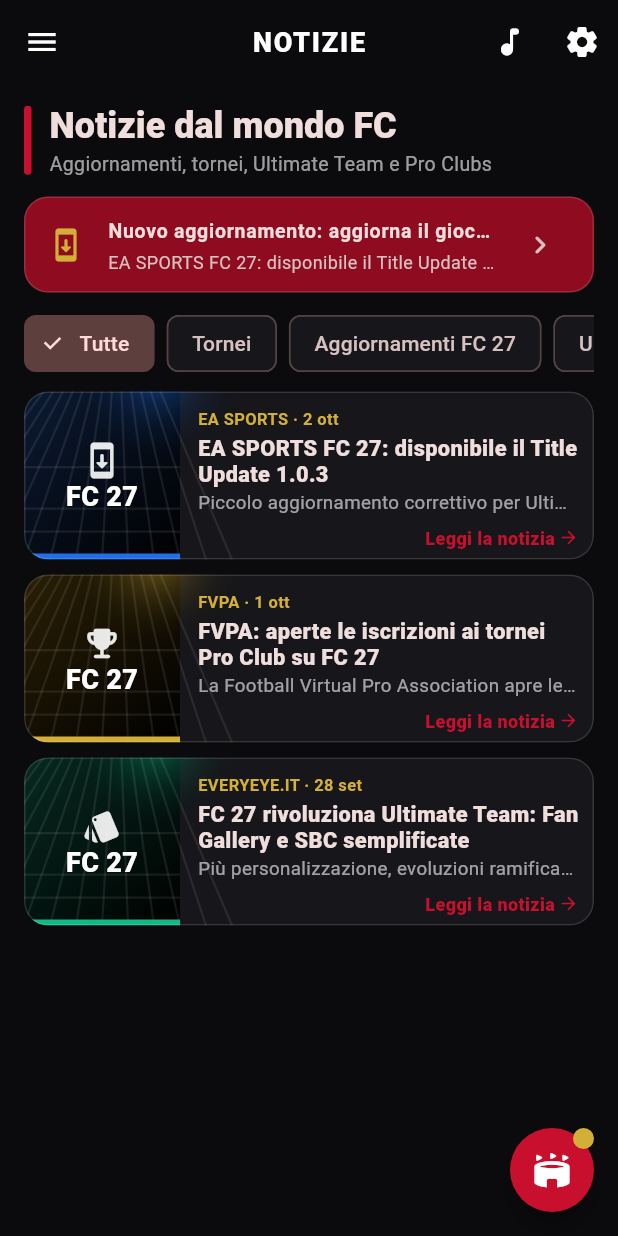
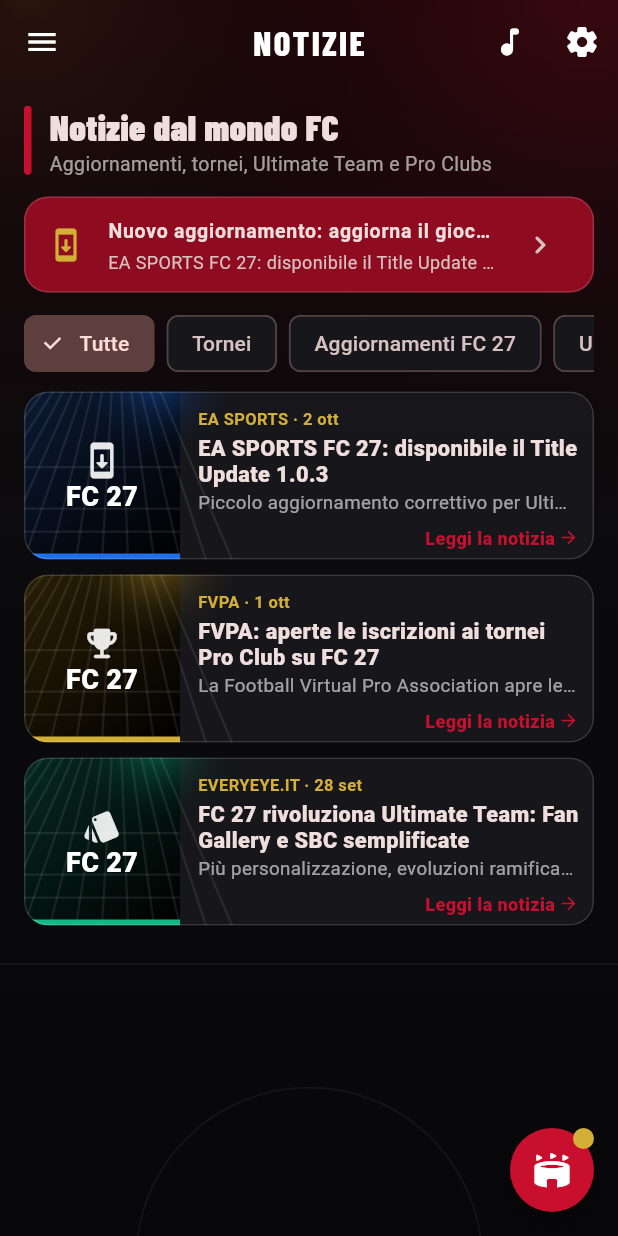
Before and after one commit to lukerondo/milanac-app, a Flutter app: the screen it shows after launch, in the side drawer, after a tap on the "stadium" icon, on a phone screen of 412 x 824 dp. Run offline on Flutter 3.47's test engine with Material 3 defaults, Android fonts, the phone set to English and light mode, and no system bars; our stand-ins replace file_picker, firebase_core, firebase_messaging, flutter_riverpod, go_router, image_picker and 7 more; missing offline and left inert: video_compress; accounts and stored records are empty.

Commit message:
Restyling: font sportivo, sfondo stadio, card a vetro, transizioni, vibrazioni
- Barlow Condensed (licenza OFL) per titoli, carta FUT e walkout
- sfondo con luci dello stadio dietro tutte le sezioni, card semitrasparenti
- transizioni animate tra le pagine
- vibrazione su presenze, pannello Stasera, pubblicazione formazione, chat
- titolo corto in barra per la Squadra della settimana

Co-Authored-By: Claude Opus 5.5 <noreply@anthropic.com>
Claude-Session: https://claude.ai/code/session_01XCKK2SxE33dXxuuot3auGC

```diff
--- /dev/null
+++ b/assets/fonts/OFL.txt
@@ -0,0 +1,6 @@
+Barlow Condensed
+Copyright 2017 The Barlow Project Authors (https://github.com/jpt/barlow)
+
+This Font Software is licensed under the SIL Open Font License, Version 1.1.
+The full license text is available at https://openfontlicense.org
+(scaricato da Google Fonts: https://fonts.google.com/specimen/Barlow+Condensed)
--- a/lib/core/router.dart
+++ b/lib/core/router.dart
@@ -91,7 +91,11 @@ final routerProvider = Provider<GoRouter>((ref) {
           for (final s in appSections)
             GoRoute(
               path: s.path,
-              pageBuilder: (_, _) => NoTransitionPage(
+              pageBuilder: (_, state) => CustomTransitionPage(
+                key: state.pageKey,
+                transitionDuration: const Duration(milliseconds: 220),
+                transitionsBuilder: (_, animation, _, child) =>
+                    FadeTransition(opacity: animation, child: child),
                 child: switch (s.path) {
                   '/' => const NewsPage(),
                   '/rosa' => const RosaPage(),
--- a/lib/core/theme.dart
+++ b/lib/core/theme.dart
@@ -1,3 +1,4 @@
+import 'package:flutter/cupertino.dart' show CupertinoPageTransitionsBuilder;
 import 'package:flutter/material.dart';
 
 /// Palette rossonera del club.
@@ -9,6 +10,9 @@ class MilanacColors {
   static const surface = Color(0xFF17171B);
   static const surfaceHigh = Color(0xFF222228);
 }
+
+/// Font sportivo condensato per titoli, numeri e carte (come nell'interfaccia di FC).
+const sportFont = 'BarlowCondensed';
 
 ThemeData buildTheme() {
   final scheme =
@@ -22,36 +26,132 @@ ThemeData buildTheme() {
         surfaceContainerHighest: MilanacColors.surfaceHigh,
       );
 
-  return ThemeData(
+  final base = ThemeData(
     useMaterial3: true,
     colorScheme: scheme,
+    brightness: Brightness.dark,
+  );
+  TextStyle? sport(TextStyle? t, {FontWeight weight = FontWeight.w800}) =>
+      t?.copyWith(fontFamily: sportFont, fontWeight: weight, letterSpacing: .3);
+
+  return base.copyWith(
     scaffoldBackgroundColor: MilanacColors.black,
+    textTheme: base.textTheme.copyWith(
+      displayLarge: sport(base.textTheme.displayLarge, weight: FontWeight.w900),
+      displayMedium: sport(
+        base.textTheme.displayMedium,
+        weight: FontWeight.w900,
+      ),
+      displaySmall: sport(base.textTheme.displaySmall, weight: FontWeight.w900),
+      headlineLarge: sport(
+        base.textTheme.headlineLarge,
+        weight: FontWeight.w900,
+      ),
+      headlineMedium: sport(
+        base.textTheme.headlineMedium,
+        weight: FontWeight.w900,
+      ),
+      headlineSmall: sport(
+        base.textTheme.headlineSmall,
+        weight: FontWeight.w900,
+      ),
+      titleLarge: sport(base.textTheme.titleLarge),
+    ),
     appBarTheme: const AppBarTheme(
       backgroundColor: MilanacColors.black,
+      surfaceTintColor: Colors.transparent,
       foregroundColor: Colors.white,
       centerTitle: true,
       titleTextStyle: TextStyle(
-        fontSize: 18,
+        fontFamily: sportFont,
+        fontSize: 23,
         fontWeight: FontWeight.w800,
-        letterSpacing: 1.2,
+        letterSpacing: 1.6,
         color: Colors.white,
       ),
     ),
     drawerTheme: const DrawerThemeData(backgroundColor: MilanacColors.black),
+    // Card "a vetro": semitrasparenti sullo sfondo da stadio, bordo chiaro sottile.
     cardTheme: CardThemeData(
-      color: MilanacColors.surface,
+      color: const Color(0xC81A1A1F),
+      surfaceTintColor: Colors.transparent,
       elevation: 0,
       shape: RoundedRectangleBorder(
         borderRadius: BorderRadius.circular(16),
-        side: const BorderSide(color: Color(0x22FFFFFF)),
+        side: const BorderSide(color: Color(0x26FFFFFF)),
       ),
     ),
     filledButtonTheme: FilledButtonThemeData(
       style: FilledButton.styleFrom(
         backgroundColor: MilanacColors.red,
         foregroundColor: Colors.white,
+        textStyle: const TextStyle(
+          fontFamily: sportFont,
+          fontSize: 17,
+          fontWeight: FontWeight.w800,
+          letterSpacing: .6,
+        ),
         shape: RoundedRectangleBorder(borderRadius: BorderRadius.circular(12)),
       ),
     ),
+    // Transizioni morbide tra le pagine.
+    pageTransitionsTheme: const PageTransitionsTheme(
+      builders: {
+        TargetPlatform.android: FadeForwardsPageTransitionsBuilder(),
+        TargetPlatform.iOS: CupertinoPageTransitionsBuilder(),
+      },
+    ),
   );
 }
+
+/// Sfondo delle sezioni: notte allo stadio, con luci dei riflettori e linee del campo.
+class StadiumBackground extends StatelessWidget {
+  const StadiumBackground({super.key, required this.child});
+  final Widget child;
+
+  @override
+  Widget build(BuildContext context) => DecoratedBox(
+    decoration: const BoxDecoration(
+      gradient: LinearGradient(
+        begin: Alignment.topCenter,
+        end: Alignment.bottomCenter,
+        colors: [Color(0xFF1A0609), MilanacColors.black, Color(0xFF07070A)],
+        stops: [0, .45, 1],
+      ),
+    ),
+    child: CustomPaint(painter: const _FloodlightsPainter(), child: child),
+  );
+}
+
+class _FloodlightsPainter extends CustomPainter {
+  const _FloodlightsPainter();
+
+  @override
+  void paint(Canvas canvas, Size size) {
+    void glow(Offset c, double r, Color color) => canvas.drawCircle(
+      c,
+      r,
+      Paint()
+        ..shader = RadialGradient(colors: [color, Colors.transparent])
+            .createShader(Rect.fromCircle(center: c, radius: r)),
+    );
+    // Riflettori in alto.
+    glow(Offset(size.width * .95, 0), size.width * .8, const Color(0x2EC8102E));
+    glow(Offset(size.width * .05, 0), size.width * .6, const Color(0x14D4AF37));
+    // Linee del campo appena accennate in basso.
+    final line = Paint()
+      ..color = const Color(0x0DFFFFFF)
+      ..style = PaintingStyle.stroke
+      ..strokeWidth = 1.2;
+    final mid = Offset(size.width / 2, size.height * 1.02);
+    canvas.drawCircle(mid, size.width * .28, line);
+    canvas.drawLine(
+      Offset(0, size.height * .78),
+      Offset(size.width, size.height * .78),
+      line,
+    );
+  }
+
+  @override
+  bool shouldRepaint(covariant CustomPainter oldDelegate) => false;
+}
--- a/lib/features/carta/fut_card.dart
+++ b/lib/features/carta/fut_card.dart
@@ -2,6 +2,7 @@ import 'package:flutter/material.dart';
 import 'package:flutter_riverpod/flutter_riverpod.dart';
 
 import '../../core/teams.dart';
+import '../../core/theme.dart';
 import '../../shared/member_photo.dart';
 import '../rosa/member.dart';
 import 'card_stats.dart';
@@ -51,7 +52,7 @@ class FutCard extends StatelessWidget {
           child: CustomPaint(
             painter: _CardPainter(palette),
             child: DefaultTextStyle(
-              style: TextStyle(color: palette.text),
+              style: TextStyle(color: palette.text, fontFamily: sportFont),
               child: _CardContent(
                 member: member,
                 stats: stats,
--- a/lib/features/chat/channel_page.dart
+++ b/lib/features/chat/channel_page.dart
@@ -71,6 +71,7 @@ class _ChannelPageState extends ConsumerState<ChannelPage> {
       await ref
           .read(chatRepositoryProvider)
           .send(c.id, body: body.isEmpty ? null : body, image: _image);
+      HapticFeedback.lightImpact();
       _text.clear();
       setState(() => _image = null);
     } catch (e) {
--- a/lib/features/formazione/formazione_page.dart
+++ b/lib/features/formazione/formazione_page.dart
@@ -1,4 +1,5 @@
 import 'package:flutter/material.dart';
+import 'package:flutter/services.dart';
 import 'package:flutter_riverpod/flutter_riverpod.dart';
 import 'package:intl/intl.dart';
 
@@ -93,6 +94,7 @@ class _FormationBoardState extends ConsumerState<FormationBoard> {
     if (ok != true) return;
     try {
       final published = await ref.read(formationRepositoryProvider).publish(f);
+      HapticFeedback.heavyImpact();
       if (mounted) setState(() => _draft = published);
       ref.invalidate(formationProvider);
       messenger.showSnackBar(
--- a/lib/features/news/tonight_panel.dart
+++ b/lib/features/news/tonight_panel.dart
@@ -1,4 +1,5 @@
 import 'package:flutter/material.dart';
+import 'package:flutter/services.dart';
 import 'package:flutter_riverpod/flutter_riverpod.dart';
 import 'package:go_router/go_router.dart';
 import 'package:intl/intl.dart';
@@ -109,7 +110,10 @@ class TonightFab extends ConsumerWidget {
         tooltip: 'Stasera',
         backgroundColor: MilanacColors.red,
         shape: const CircleBorder(),
-        onPressed: () => showTonightPanel(context),
+        onPressed: () {
+          HapticFeedback.lightImpact();
+          showTonightPanel(context);
+        },
         child: const Icon(Icons.stadium_rounded, color: Colors.white, size: 28),
       ),
     );
--- a/lib/features/presenze/presenze_page.dart
+++ b/lib/features/presenze/presenze_page.dart
@@ -1,4 +1,5 @@
 import 'package:flutter/material.dart';
+import 'package:flutter/services.dart';
 import 'package:flutter_riverpod/flutter_riverpod.dart';
 import 'package:intl/intl.dart';
 
@@ -270,7 +271,12 @@ class AttendanceStatusButton extends StatelessWidget {
       AttendanceStatus.assente => Icons.cancel_rounded,
     };
     return OutlinedButton(
-      onPressed: onPressed,
+      onPressed: onPressed == null
+          ? null
+          : () {
+              HapticFeedback.selectionClick();
+              onPressed!();
+            },
       style: OutlinedButton.styleFrom(
         backgroundColor: selected ? color : null,
         foregroundColor: selected ? Colors.white : color,
--- a/lib/features/walkout/walkout_page.dart
+++ b/lib/features/walkout/walkout_page.dart
@@ -3,6 +3,7 @@ import 'dart:math';
 import 'package:flutter/material.dart';
 import 'package:flutter/services.dart';
 
+import '../../core/theme.dart';
 import '../../shared/member_photo.dart';
 import '../carta/card_stats.dart';
 import '../carta/fut_card.dart';
@@ -148,7 +149,8 @@ class _WalkoutPageState extends State<WalkoutPage>
                   child: Text(
                     m.fieldPosition ?? '??',
                     style: TextStyle(
-                      fontSize: 110,
+                      fontFamily: sportFont,
+                      fontSize: 120,
                       fontWeight: FontWeight.w900,
                       color: _accent,
                       letterSpacing: 4,
@@ -183,6 +185,7 @@ class _WalkoutPageState extends State<WalkoutPage>
                           : 'NUOVO ACQUISTO!',
                       textAlign: TextAlign.center,
                       style: TextStyle(
+                        fontFamily: sportFont,
                         color: t < _flipEnd ? Colors.white70 : _accent,
                         fontSize: t < _flipEnd ? 16 : 30,
                         fontWeight: FontWeight.w900,
@@ -202,9 +205,11 @@ class _WalkoutPageState extends State<WalkoutPage>
                               m.displayName,
                               textAlign: TextAlign.center,
                               style: const TextStyle(
+                                fontFamily: sportFont,
                                 color: Colors.white,
-                                fontSize: 20,
+                                fontSize: 26,
                                 fontWeight: FontWeight.w800,
+                                letterSpacing: 1,
                               ),
                             ),
                             const SizedBox(height: 12),
--- a/lib/shared/app_shell.dart
+++ b/lib/shared/app_shell.dart
@@ -2,6 +2,7 @@ import 'package:flutter/material.dart';
 
 import '../features/impostazioni/impostazioni_page.dart';
 import '../features/musica/musica_page.dart';
+import '../core/theme.dart';
 import '../features/walkout/celebrations.dart';
 import 'app_drawer.dart';
 import 'sections.dart';
@@ -15,13 +16,17 @@ class AppShell extends StatelessWidget {
 
   @override
   Widget build(BuildContext context) {
-    return Scaffold(
-      appBar: AppBar(
-        title: Text(sectionFor(path).title.toUpperCase()),
-        actions: const [SoundtrackButton(), SettingsButton()],
+    return StadiumBackground(
+      child: Scaffold(
+        backgroundColor: Colors.transparent,
+        appBar: AppBar(
+          backgroundColor: Colors.transparent,
+          title: Text(sectionFor(path).barTitle.toUpperCase()),
+          actions: const [SoundtrackButton(), SettingsButton()],
+        ),
+        drawer: AppDrawer(currentPath: path),
+        body: Celebrations(child: child),
       ),
-      drawer: AppDrawer(currentPath: path),
-      body: Celebrations(child: child),
     );
   }
 }
--- a/lib/shared/sections.dart
+++ b/lib/shared/sections.dart
@@ -7,10 +7,15 @@ class AppSection {
     this.title,
     this.icon, {
     this.direttivoOnly = false,
+    this.shortTitle,
   });
   final String path;
   final String title;
   final IconData icon;
+
+  /// Titolo per la barra in alto, se quello del menu è troppo lungo.
+  final String? shortTitle;
+  String get barTitle => shortTitle ?? title;
 
   /// Visibile (e raggiungibile) solo dal Direttivo.
   final bool direttivoOnly;
@@ -36,6 +41,7 @@ const appSections = <AppSection>[
     '/squadra-settimana',
     'Squadra della settimana',
     Icons.workspace_premium_rounded,
+    shortTitle: 'Top 11 settimana',
   ),
   AppSection('/tattiche', 'Tattiche & Build', Icons.draw_rounded),
   AppSection('/albo-doro', "Albo d'oro", Icons.emoji_events_rounded),
```
Also changed, not shown: pubspec.yaml (+13 -0 lines), assets/fonts/BarlowCondensed-Black.ttf (added), assets/fonts/BarlowCondensed-Bold.ttf (added), assets/fonts/BarlowCondensed-ExtraBold.ttf (added), assets/fonts/BarlowCondensed-SemiBold.ttf (added).
